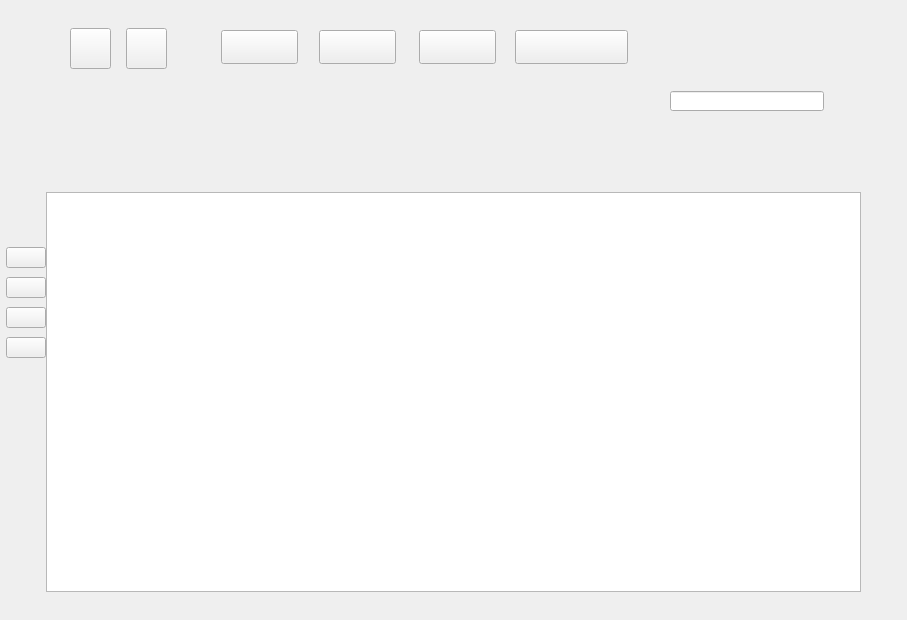
Before: the Qt Designer form ui/mainwindow.ui in UbuntuKylin/kylin-software-center, drawn with Qt 5.
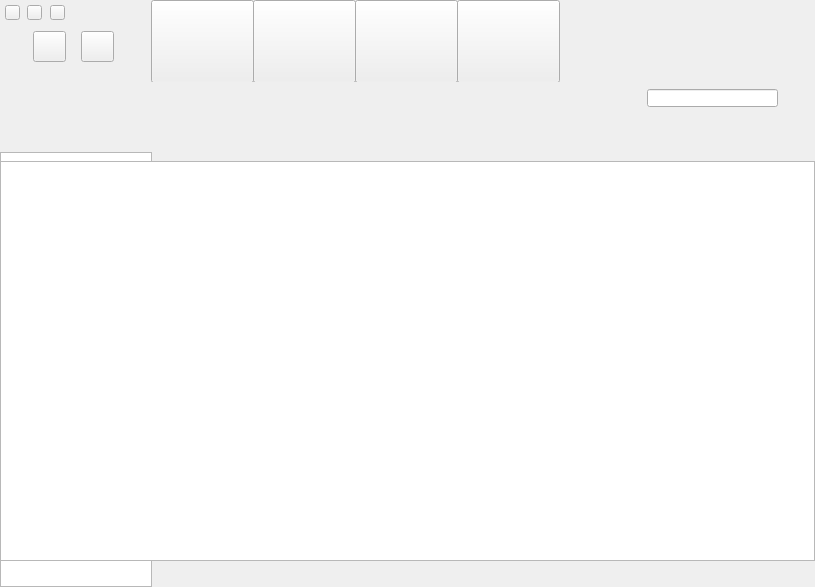
After: the same form once the commit is applied.

```diff
--- a/ui/mainwindow.ui
+++ b/ui/mainwindow.ui
@@ -6,8 +6,8 @@
    <rect>
     <x>0</x>
     <y>0</y>
-    <width>907</width>
-    <height>620</height>
+    <width>815</width>
+    <height>587</height>
    </rect>
   </property>
   <property name="windowTitle">
@@ -17,19 +17,19 @@
    <widget class="QWidget" name="leftWidget" native="true">
     <property name="geometry">
      <rect>
-      <x>46</x>
-      <y>113</y>
+      <x>0</x>
+      <y>82</y>
       <width>152</width>
-      <height>479</height>
+      <height>505</height>
      </rect>
     </property>
     <widget class="QListWidget" name="categoryView">
      <property name="geometry">
       <rect>
        <x>0</x>
-       <y>163</y>
+       <y>70</y>
        <width>152</width>
-       <height>316</height>
+       <height>435</height>
       </rect>
      </property>
     </widget>
@@ -39,55 +39,55 @@
        <x>0</x>
        <y>0</y>
        <width>152</width>
-       <height>133</height>
+       <height>70</height>
       </rect>
      </property>
      <widget class="QLabel" name="userLabel">
       <property name="geometry">
        <rect>
-        <x>0</x>
-        <y>0</y>
-        <width>152</width>
-        <height>133</height>
+        <x>20</x>
+        <y>12</y>
+        <width>46</width>
+        <height>46</height>
        </rect>
       </property>
       <property name="text">
        <string/>
       </property>
      </widget>
-    </widget>
-    <widget class="QLabel" name="hline1">
-     <property name="geometry">
-      <rect>
-       <x>0</x>
-       <y>161</y>
-       <width>152</width>
-       <height>2</height>
-      </rect>
-     </property>
-     <property name="text">
-      <string/>
-     </property>
-    </widget>
-    <widget class="QLabel" name="categorytext">
-     <property name="geometry">
-      <rect>
-       <x>0</x>
-       <y>133</y>
-       <width>152</width>
-       <height>28</height>
-      </rect>
-     </property>
-     <property name="text">
-      <string>软件分类</string>
-     </property>
+     <widget class="QLabel" name="userName">
+      <property name="geometry">
+       <rect>
+        <x>72</x>
+        <y>18</y>
+        <width>80</width>
+        <height>18</height>
+       </rect>
+      </property>
+      <property name="text">
+       <string/>
+      </property>
+     </widget>
+     <widget class="QLabel" name="userLv">
+      <property name="geometry">
+       <rect>
+        <x>72</x>
+        <y>35</y>
+        <width>80</width>
+        <height>18</height>
+       </rect>
+      </property>
+      <property name="text">
+       <string/>
+      </property>
+     </widget>
     </widget>
    </widget>
    <widget class="QWidget" name="homepageWidget" native="true">
     <property name="geometry">
      <rect>
-      <x>198</x>
-      <y>113</y>
+      <x>152</x>
+      <y>82</y>
       <width>663</width>
       <height>479</height>
      </rect>
@@ -230,16 +230,16 @@
    <widget class="QWidget" name="bottomWidget" native="true">
     <property name="geometry">
      <rect>
-      <x>40</x>
-      <y>592</y>
-      <width>827</width>
-      <height>28</height>
+      <x>152</x>
+      <y>561</y>
+      <width>663</width>
+      <height>26</height>
      </rect>
     </property>
     <widget class="QLabel" name="bottomImg">
      <property name="geometry">
       <rect>
-       <x>12</x>
+       <x>438</x>
        <y>4</y>
        <width>18</width>
        <height>18</height>
@@ -252,7 +252,7 @@
     <widget class="QLabel" name="bottomText1">
      <property name="geometry">
       <rect>
-       <x>37</x>
+       <x>463</x>
        <y>3</y>
        <width>140</width>
        <height>19</height>
@@ -265,9 +265,9 @@
     <widget class="QLabel" name="bottomText2">
      <property name="geometry">
       <rect>
-       <x>182</x>
+       <x>608</x>
        <y>3</y>
-       <width>70</width>
+       <width>50</width>
        <height>19</height>
       </rect>
      </property>
@@ -279,8 +279,8 @@
    <widget class="QWidget" name="upWidget" native="true">
     <property name="geometry">
      <rect>
-      <x>198</x>
-      <y>113</y>
+      <x>152</x>
+      <y>82</y>
       <width>663</width>
       <height>479</height>
      </rect>
@@ -325,8 +325,8 @@
    <widget class="QWidget" name="unWidget" native="true">
     <property name="geometry">
      <rect>
-      <x>198</x>
-      <y>113</y>
+      <x>152</x>
+      <y>82</y>
       <width>663</width>
       <height>479</height>
      </rect>
@@ -371,8 +371,8 @@
    <widget class="QWidget" name="allsWidget" native="true">
     <property name="geometry">
      <rect>
-      <x>198</x>
-      <y>113</y>
+      <x>152</x>
+      <y>82</y>
       <width>663</width>
       <height>479</height>
      </rect>
@@ -414,94 +414,22 @@
      </property>
     </widget>
    </widget>
-   <widget class="QWidget" name="item1Widget" native="true">
-    <property name="geometry">
-     <rect>
-      <x>6</x>
-      <y>113</y>
-      <width>56</width>
-      <height>134</height>
-     </rect>
-    </property>
-   </widget>
-   <widget class="QWidget" name="item2Widget" native="true">
-    <property name="geometry">
-     <rect>
-      <x>6</x>
-      <y>268</y>
-      <width>40</width>
-      <height>90</height>
-     </rect>
-    </property>
-   </widget>
-   <widget class="QPushButton" name="btnClose">
-    <property name="geometry">
-     <rect>
-      <x>6</x>
-      <y>247</y>
-      <width>40</width>
-      <height>21</height>
-     </rect>
-    </property>
-    <property name="text">
-     <string/>
-    </property>
-   </widget>
-   <widget class="QPushButton" name="btnMin">
-    <property name="geometry">
-     <rect>
-      <x>6</x>
-      <y>277</y>
-      <width>40</width>
-      <height>21</height>
-     </rect>
-    </property>
-    <property name="text">
-     <string/>
-    </property>
-   </widget>
-   <widget class="QPushButton" name="btnSkin">
-    <property name="geometry">
-     <rect>
-      <x>6</x>
-      <y>307</y>
-      <width>40</width>
-      <height>21</height>
-     </rect>
-    </property>
-    <property name="text">
-     <string/>
-    </property>
-   </widget>
-   <widget class="QPushButton" name="btnConf">
-    <property name="geometry">
-     <rect>
-      <x>6</x>
-      <y>337</y>
-      <width>40</width>
-      <height>21</height>
-     </rect>
-    </property>
-    <property name="text">
-     <string/>
-    </property>
-   </widget>
    <widget class="QWidget" name="headerWidget" native="true">
     <property name="geometry">
      <rect>
       <x>0</x>
       <y>0</y>
-      <width>907</width>
-      <height>141</height>
+      <width>815</width>
+      <height>82</height>
      </rect>
     </property>
     <widget class="QPushButton" name="btnBack">
      <property name="geometry">
       <rect>
-       <x>70</x>
-       <y>28</y>
-       <width>41</width>
-       <height>41</height>
+       <x>33</x>
+       <y>31</y>
+       <width>33</width>
+       <height>31</height>
       </rect>
      </property>
      <property name="text">
@@ -511,10 +439,10 @@
     <widget class="QPushButton" name="btnNext">
      <property name="geometry">
       <rect>
-       <x>126</x>
-       <y>28</y>
-       <width>41</width>
-       <height>41</height>
+       <x>81</x>
+       <y>31</y>
+       <width>33</width>
+       <height>31</height>
       </rect>
      </property>
      <property name="text">
@@ -524,10 +452,10 @@
     <widget class="QPushButton" name="btnHomepage">
      <property name="geometry">
       <rect>
-       <x>221</x>
-       <y>30</y>
-       <width>77</width>
-       <height>34</height>
+       <x>151</x>
+       <y>0</y>
+       <width>103</width>
+       <height>83</height>
       </rect>
      </property>
      <property name="text">
@@ -537,10 +465,10 @@
     <widget class="QPushButton" name="btnUp">
      <property name="geometry">
       <rect>
-       <x>319</x>
-       <y>30</y>
-       <width>77</width>
-       <height>34</height>
+       <x>253</x>
+       <y>0</y>
+       <width>103</width>
+       <height>83</height>
       </rect>
      </property>
      <property name="text">
@@ -550,10 +478,10 @@
     <widget class="QPushButton" name="btnUn">
      <property name="geometry">
       <rect>
-       <x>419</x>
-       <y>30</y>
-       <width>77</width>
-       <height>34</height>
+       <x>355</x>
+       <y>0</y>
+       <width>103</width>
+       <height>83</height>
       </rect>
      </property>
      <property name="text">
@@ -563,10 +491,10 @@
     <widget class="QLabel" name="logoImg">
      <property name="geometry">
       <rect>
-       <x>667</x>
-       <y>21</y>
-       <width>159</width>
-       <height>56</height>
+       <x>659</x>
+       <y>18</y>
+       <width>127</width>
+       <height>44</height>
       </rect>
      </property>
      <property name="text">
@@ -576,33 +504,49 @@
     <widget class="QPushButton" name="btnTask">
      <property name="geometry">
       <rect>
-       <x>515</x>
-       <y>30</y>
-       <width>113</width>
-       <height>34</height>
+       <x>457</x>
+       <y>0</y>
+       <width>103</width>
+       <height>83</height>
       </rect>
      </property>
      <property name="text">
       <string/>
      </property>
     </widget>
-    <widget class="QLineEdit" name="leSearch">
+    <widget class="QPushButton" name="btnClose">
      <property name="geometry">
       <rect>
-       <x>670</x>
-       <y>91</y>
-       <width>154</width>
-       <height>20</height>
+       <x>5</x>
+       <y>5</y>
+       <width>15</width>
+       <height>15</height>
       </rect>
      </property>
+     <property name="text">
+      <string/>
+     </property>
     </widget>
-    <widget class="QLabel" name="searchicon">
+    <widget class="QPushButton" name="btnMin">
      <property name="geometry">
       <rect>
-       <x>675</x>
-       <y>96</y>
-       <width>10</width>
-       <height>10</height>
+       <x>27</x>
+       <y>5</y>
+       <width>15</width>
+       <height>15</height>
+      </rect>
+     </property>
+     <property name="text">
+      <string/>
+     </property>
+    </widget>
+    <widget class="QPushButton" name="btnConf">
+     <property name="geometry">
+      <rect>
+       <x>50</x>
+       <y>5</y>
+       <width>15</width>
+       <height>15</height>
       </rect>
      </property>
      <property name="text">
@@ -613,8 +557,8 @@
    <widget class="QWidget" name="searchWidget" native="true">
     <property name="geometry">
      <rect>
-      <x>198</x>
-      <y>113</y>
+      <x>152</x>
+      <y>82</y>
       <width>663</width>
       <height>479</height>
      </rect>
@@ -659,8 +603,8 @@
    <widget class="QWidget" name="taskWidget" native="true">
     <property name="geometry">
      <rect>
-      <x>46</x>
-      <y>113</y>
+      <x>0</x>
+      <y>82</y>
       <width>815</width>
       <height>479</height>
      </rect>
@@ -702,31 +646,38 @@
      </property>
     </widget>
    </widget>
-   <widget class="QLabel" name="leftBorder">
+   <widget class="QWidget" name="searchBG" native="true">
     <property name="geometry">
      <rect>
-      <x>40</x>
-      <y>113</y>
-      <width>6</width>
-      <height>479</height>
+      <x>152</x>
+      <y>82</y>
+      <width>663</width>
+      <height>33</height>
      </rect>
     </property>
-    <property name="text">
-     <string/>
-    </property>
-   </widget>
-   <widget class="QLabel" name="rightBorder">
-    <property name="geometry">
-     <rect>
-      <x>861</x>
-      <y>113</y>
-      <width>6</width>
-      <height>479</height>
-     </rect>
-    </property>
-    <property name="text">
-     <string/>
-    </property>
+    <widget class="QLineEdit" name="leSearch">
+     <property name="geometry">
+      <rect>
+       <x>495</x>
+       <y>7</y>
+       <width>131</width>
+       <height>18</height>
+      </rect>
+     </property>
+    </widget>
+    <widget class="QLabel" name="lebg">
+     <property name="geometry">
+      <rect>
+       <x>478</x>
+       <y>7</y>
+       <width>157</width>
+       <height>18</height>
+      </rect>
+     </property>
+     <property name="text">
+      <string/>
+     </property>
+    </widget>
    </widget>
   </widget>
  </widget>
```
